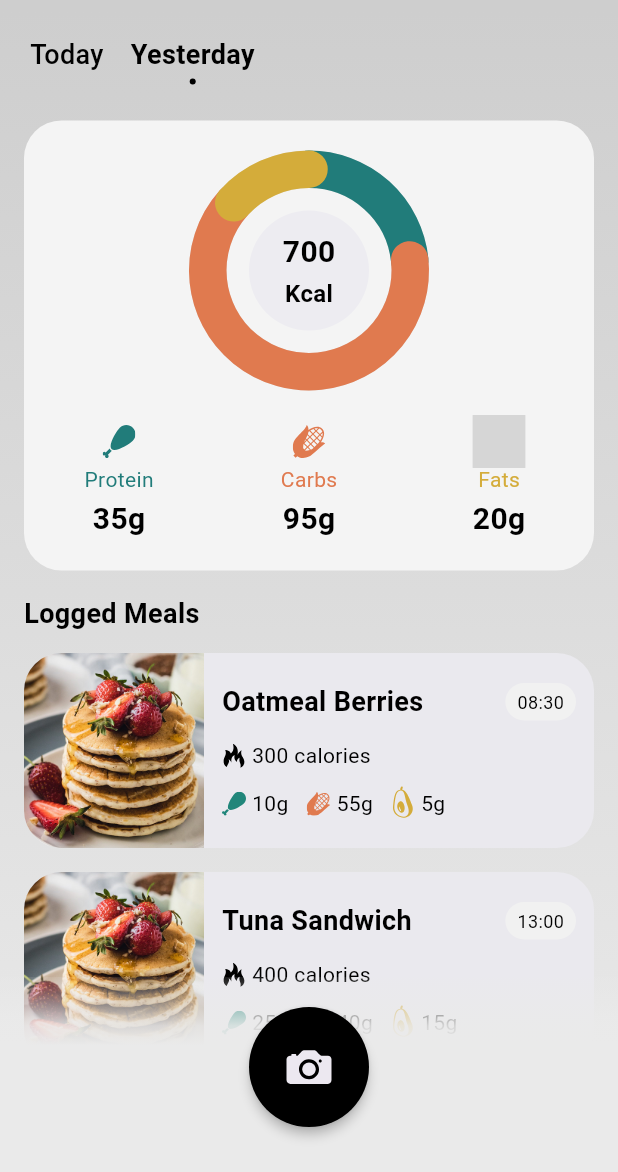
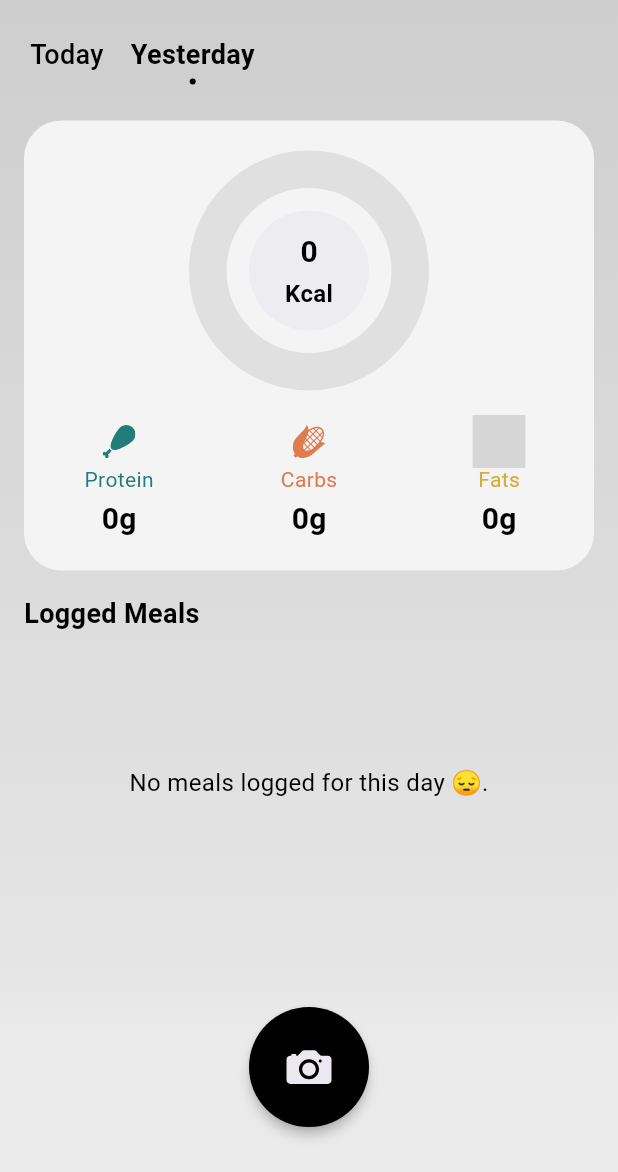
Before and after one commit to DavideDDB23/PlatePal, a Flutter app: the screen it shows after launch, after a tap on "Yesterday", on a phone screen of 412 x 824 dp, the part 64-1236 px from its top. Run offline on Flutter 3.47's test engine with Material 3 defaults, Android fonts, the light colour scheme and no system bars; our stand-ins replace flutter_svg; Roboto replaces fonts that are missing (SFProDisplay); grey boxes are pictures that could not be loaded.

Commit message:
no meals message

```diff
--- a/lib/screens/home_screen.dart
+++ b/lib/screens/home_screen.dart
@@ -1,12 +1,6 @@
 import 'package:flutter/material.dart';
 import 'package:flutter/services.dart'; // Make sure this is imported
 import 'package:flutter_svg/flutter_svg.dart';
-// Ensure your import paths match your project structure
-// import 'package:plate_pal/models/meal_model.dart';
-// import 'package:plate_pal/utils/app_colors.dart';
-// import 'package:plate_pal/widgets/calorie_summary_card.dart';
-// import 'package:plate_pal/widgets/logged_meal_item.dart';
-// For the provided code snippet, I'll use the paths as given by you:
 import 'package:plate_pal/models/meal_model.dart';
 import 'package:plate_pal/utils/app_colors.dart';
 import 'package:plate_pal/widgets/calorie_summary_card.dart';
@@ -64,22 +58,7 @@
   ];
 
   final List<Meal> _yesterdayMeals = [
-    Meal(
-        name: 'Oatmeal Berries',
-        imageUrls: ['assets/images/pancake.png'],
-        calories: 300,
-        proteinGrams: 10,
-        carbsGrams: 55,
-        fatsGrams: 5,
-        time: '08:30'),
-    Meal(
-        name: 'Tuna Sandwich',
-        imageUrls: ['assets/images/pancake.png'],
-        calories: 400,
-        proteinGrams: 25,
-        carbsGrams: 40,
-        fatsGrams: 15,
-        time: '13:00'),
+
   ];
 
   List<Meal> get _currentLoggedMeals =>
@@ -285,9 +264,17 @@
 
   Widget _buildMealListView() {
     if (_currentLoggedMeals.isEmpty) {
-      return const Center(
-          child: Text("No meals logged for this day.",
-              style: TextStyle(color: AppColors.secondaryText)));
+      return Align( // Use Align instead of Center
+        alignment: const Alignment(0.0, -0.5),
+        child: Padding(
+          padding: const EdgeInsets.symmetric(horizontal: 16.0),
+          child: Text(
+            "No meals logged for this day 😔.",
+            style: TextStyle(color: AppColors.primaryText, fontSize: 16),
+            textAlign: TextAlign.center,
+          ),
+        ),
+      );
     }
     return ListView.builder(
       controller: _scrollController,
```
